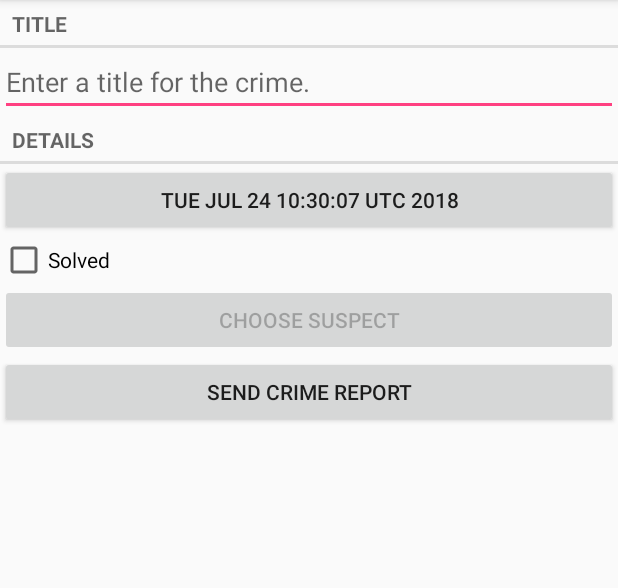
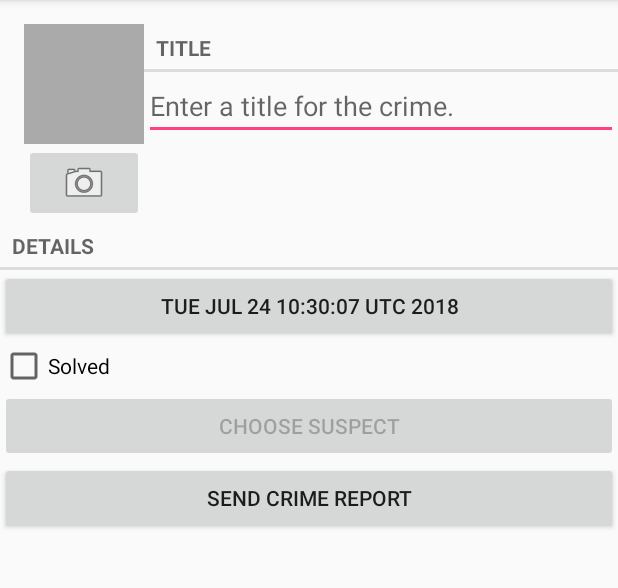
Before and after one commit to MartijnKor/CriminalIntent, an Android app: the CrimeFragment screen opened directly, with no data from a screen before it, on a phone screen of 412 x 824 dp, the part 84-672 px from its top. Run offline under Robolectric (Android 15) with nearby library versions, the phone set to English and light mode, and no system bars.

Commit message:
Werkend t/m pagina 312.

```diff
--- a/app/src/main/java/com/bignerdranch/android/criminalintent/Crime.java
+++ b/app/src/main/java/com/bignerdranch/android/criminalintent/Crime.java
@@ -59,4 +59,8 @@ public class Crime {
     public void setSuspect(String suspect) {
         mSuspect = suspect;
     }
+
+    public String getPhotoFilename() {
+        return "IMG_" + getId().toString() + ".jpg";
+    }
 }
--- a/app/src/main/java/com/bignerdranch/android/criminalintent/CrimeFragment.java
+++ b/app/src/main/java/com/bignerdranch/android/criminalintent/CrimeFragment.java
@@ -3,13 +3,16 @@ package com.bignerdranch.android.criminalintent;
 import android.app.Activity;
 import android.content.Intent;
 import android.content.pm.PackageManager;
+import android.content.pm.ResolveInfo;
 import android.database.Cursor;
 import android.net.Uri;
 import android.os.Bundle;
 import android.provider.ContactsContract;
+import android.provider.MediaStore;
 import android.support.annotation.Nullable;
 import android.support.v4.app.Fragment;
 import android.support.v4.app.FragmentManager;
+import android.support.v4.content.FileProvider;
 import android.text.Editable;
 import android.text.TextWatcher;
 import android.view.LayoutInflater;
@@ -22,9 +25,13 @@ import android.widget.Button;
 import android.widget.CheckBox;
 import android.widget.CompoundButton;
 import android.widget.EditText;
+import android.widget.ImageButton;
+import android.widget.ImageView;
 
+import java.io.File;
 import java.text.DateFormat;
 import java.util.Date;
+import java.util.List;
 import java.util.UUID;
 
 import static android.widget.CompoundButton.*;
@@ -40,13 +47,18 @@ public class CrimeFragment extends Fragment {
 
     private static final int REQUEST_DATE = 0;
     private static final int REQUEST_CONTACT = 1;
+    private static final int REQUEST_PHOTO = 2;
+
 
     private Crime mCrime;
+    private File mPhotoFile;
     private EditText mTitleField;
     private Button mDateButton;
     private CheckBox mSolvedCheckBox;
     private Button mReportButton;
     private Button mSuspectButton;
+    private ImageButton mPhotoButton;
+    private ImageView mPhotoView;
 
     public static CrimeFragment newInstance(UUID crimeId) {
         CrimeFragment crimeFragment = new CrimeFragment();
@@ -63,6 +75,7 @@ public class CrimeFragment extends Fragment {
         super.onCreate(savedInstanceState);
         UUID crimeId = (UUID) getArguments().getSerializable(ARG_CRIME_ID);
         mCrime = CrimeLab.get(getActivity()).getCrime(crimeId);
+        mPhotoFile = CrimeLab.get(getActivity()).getPhotoFile(mCrime);
 
         setHasOptionsMenu(true);
     }
@@ -137,10 +150,34 @@ public class CrimeFragment extends Fragment {
             mSuspectButton.setText(mCrime.getSuspect());
         }
 
-        PackageManager packageManager = getActivity().getPackageManager();
+        final PackageManager packageManager = getActivity().getPackageManager();
         if (packageManager.resolveActivity(pickContact, PackageManager.MATCH_DEFAULT_ONLY) == null) {
             mSuspectButton.setEnabled(false);
         }
+
+        mPhotoButton = (ImageButton) v.findViewById(R.id.crime_camera);
+        final Intent captureImage = new Intent(MediaStore.ACTION_IMAGE_CAPTURE);
+
+        boolean canTakePhoto = mPhotoFile != null && captureImage.resolveActivity(packageManager) != null;
+        mPhotoButton.setEnabled(canTakePhoto);
+
+        mPhotoButton.setOnClickListener(new OnClickListener() {
+            @Override
+            public void onClick(View v) {
+                Uri uri = FileProvider.getUriForFile(getActivity(), "com.bignerdranch.android.criminalintent.fileprovider", mPhotoFile);
+                captureImage.putExtra(MediaStore.EXTRA_OUTPUT, uri);
+
+                List<ResolveInfo> cameraActivities = getActivity().getPackageManager().queryIntentActivities(captureImage, packageManager.MATCH_DEFAULT_ONLY);
+
+                for (ResolveInfo activity : cameraActivities) {
+                    getActivity().grantUriPermission(activity.activityInfo.packageName, uri, Intent.FLAG_GRANT_WRITE_URI_PERMISSION);
+                }
+
+                startActivityForResult(captureImage, REQUEST_PHOTO);
+            }
+        });
+
+        mPhotoView = (ImageView) v.findViewById(R.id.crime_photo);
 
         return v;
     }
--- a/app/src/main/java/com/bignerdranch/android/criminalintent/CrimeLab.java
+++ b/app/src/main/java/com/bignerdranch/android/criminalintent/CrimeLab.java
@@ -10,6 +10,7 @@ import com.bignerdranch.android.criminalintent.database.CrimeCursorWrapper;
 import com.bignerdranch.android.criminalintent.database.CrimeDbSchema;
 import com.bignerdranch.android.criminalintent.database.CrimeDbSchema.CrimeTable;
 
+import java.io.File;
 import java.util.ArrayList;
 import java.util.List;
 import java.util.UUID;
@@ -78,6 +79,11 @@ public class CrimeLab {
         }
     }
 
+    public File getPhotoFile(Crime crime) {
+        File filesDir = mContext.getFilesDir();
+        return new File(filesDir, crime.getPhotoFilename());
+    }
+
     public void updateCrime(Crime crime) {
         String uuidString = crime.getId().toString();
         ContentValues values = getContentValues(crime);
--- a/app/src/main/res/layout/fragment_crime.xml
+++ b/app/src/main/res/layout/fragment_crime.xml
@@ -3,6 +3,40 @@
     android:orientation="vertical" android:layout_width="match_parent"
     android:layout_height="match_parent"
     android:layout_margin="16dp">
+
+    <LinearLayout
+        android:layout_width="match_parent"
+        android:layout_height="wrap_content"
+        android:orientation="horizontal"
+        android:layout_marginLeft="16dp"
+        android:layout_marginTop="16dp">
+
+        <LinearLayout
+            android:orientation="vertical"
+            android:layout_width="wrap_content"
+            android:layout_height="wrap_content">
+
+            <ImageView
+                android:id="@+id/crime_photo"
+                android:layout_width="80dp"
+                android:layout_height="80dp"
+                android:scaleType="centerInside"
+                android:cropToPadding="true"
+                android:background="@android:color/darker_gray"/>
+
+            <ImageButton
+                android:id="@+id/crime_camera"
+                android:layout_width="match_parent"
+                android:layout_height="wrap_content"
+                android:src="@android:drawable/ic_menu_camera"/>
+
+        </LinearLayout>
+
+        <LinearLayout
+            android:orientation="vertical"
+            android:layout_width="0dp"
+            android:layout_height="wrap_content"
+            android:layout_weight="1">
 
             <TextView
                 style="?android:listSeparatorTextViewStyle"
@@ -15,6 +49,10 @@
                 android:layout_width="match_parent"
                 android:layout_height="wrap_content"
                 android:hint="@string/crime_title_hint"/>
+
+        </LinearLayout>
+
+    </LinearLayout>
 
     <TextView
         style="?android:listSeparatorTextViewStyle"
--- /dev/null
+++ b/app/src/main/res/xml/files.xml
@@ -0,0 +1,6 @@
+<?xml version="1.0" encoding="utf-8"?>
+<paths>
+    <files-path
+        name="crime_photos"
+        path="."/>
+</paths>
```
Also changed, not shown: app/src/main/AndroidManifest.xml (+9 -0 lines). Lines whose indentation alone changed are shown as unchanged.
